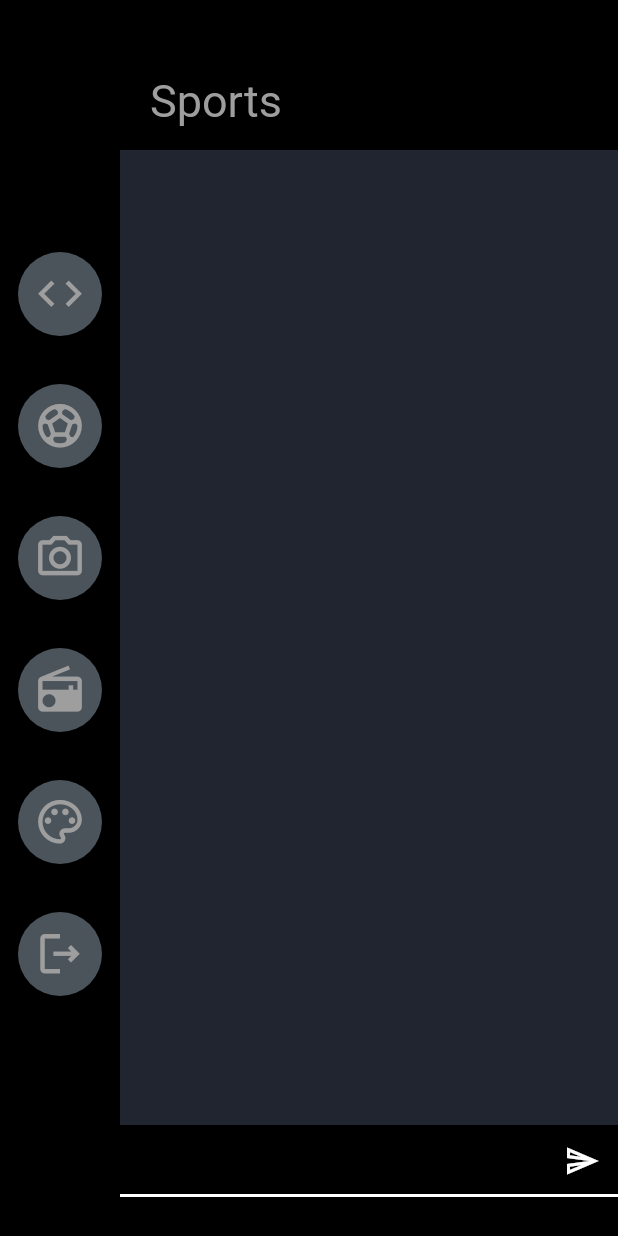
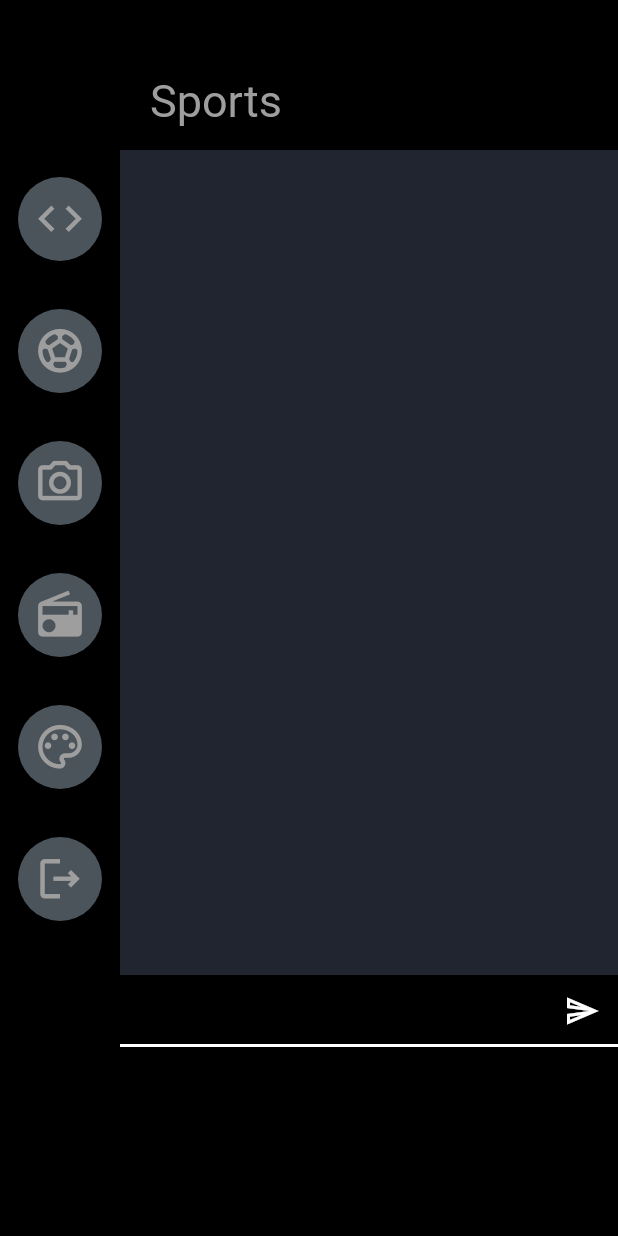
Before and after one commit to amdpt323/flutter-projects, a Flutter app: the screen it shows once a user with an empty profile is signed in, after a tap on the "sports soccer" icon, on a phone screen of 412 x 824 dp. Run offline on Flutter 3.47's test engine with Material 2 defaults, Android fonts, the phone set to English and light mode, and no system bars; our stand-ins replace cloud_firestore, dio, email_validator, firebase_auth, firebase_core, flutter_dotenv; accounts and stored records are empty.

Commit message:
small change in text field in chat page

```diff
--- a/chatrooms/lib/pages/chatpage.dart
+++ b/chatrooms/lib/pages/chatpage.dart
@@ -51,7 +51,7 @@ class _chatpageState extends State<chatpage> {
                     SingleChildScrollView(
                       scrollDirection: Axis.vertical,
                       child: Container(
-                        height: 650,
+                        height: 550,
                         width: MediaQuery.of(context).size.width-80,
                         color: Theme.of(context).backgroundColor,
                         child: FutureBuilder<List<Message>>(
--- a/chatrooms/lib/pages/homepage.dart
+++ b/chatrooms/lib/pages/homepage.dart
@@ -30,6 +30,7 @@ class _HomePageState extends State<HomePage> {
         key: formKey,
         child: Column(
           mainAxisAlignment: MainAxisAlignment.start,
+          crossAxisAlignment: CrossAxisAlignment.start,
           children: [
             SizedBox(
               height: 200,
@@ -49,6 +50,14 @@ class _HomePageState extends State<HomePage> {
             ),
             SizedBox(
               height: 150,
+            ),
+            Padding(
+              padding: const EdgeInsets.symmetric(vertical: 8.0,horizontal: 16),
+              child: const SizedBox(
+                child: Text(
+                  "Create A Username",
+                  style:TextStyle(color: Colors.grey,fontSize: 18) ,),
+              ),
             ),
             Padding(
                 padding: const EdgeInsets.symmetric(horizontal: 16,vertical: 8),
```
